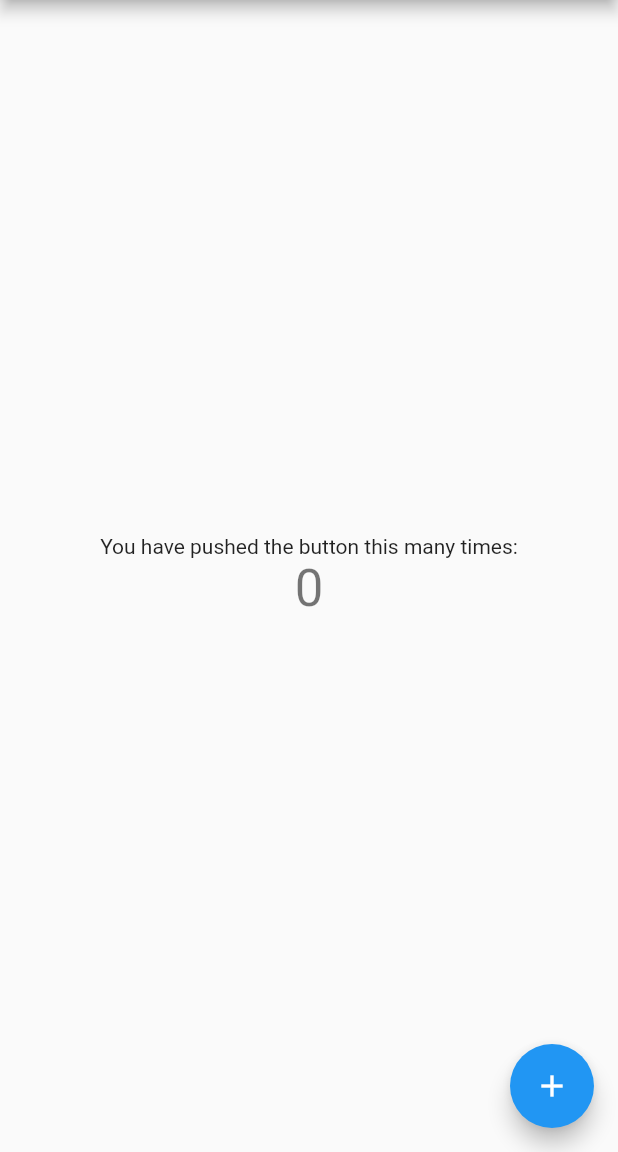
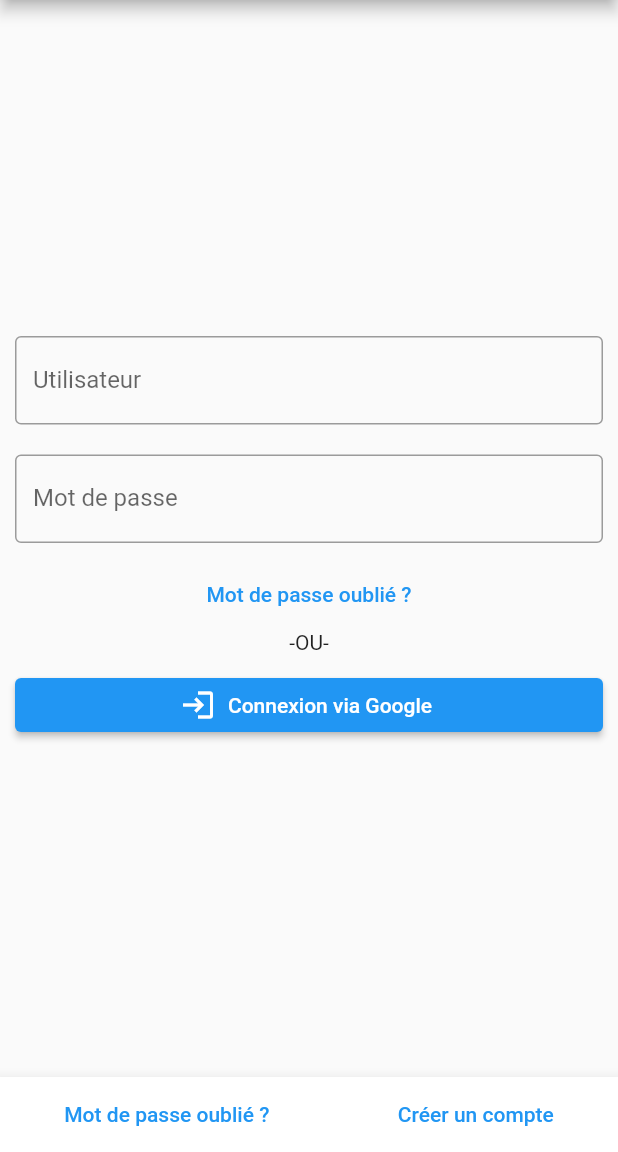
Before and after one commit to FlavianMagrit/Mautus, a Flutter app: the screen it shows after launch, on a phone screen of 412 x 824 dp, the part 84-1236 px from its top. Run offline on Flutter 3.47's test engine with Material 2 defaults, Android fonts, the light colour scheme and no system bars.

Commit message:
feat: loginPage

```diff
--- a/lib/ui/screens/login/login_page.dart
+++ b/lib/ui/screens/login/login_page.dart
@@ -1,6 +1,8 @@
-
 import 'package:flutter/cupertino.dart';
 import 'package:flutter/material.dart';
+
+import '../../widgets/custom_button.dart';
+import '../../widgets/custom_input.dart';
 
 class LoginPage extends StatefulWidget {
   const LoginPage({Key? key, required this.title}) : super(key: key);
@@ -12,39 +14,60 @@ class LoginPage extends StatefulWidget {
 }
 
 class _LoginPageState extends State<LoginPage> {
-  int _counter = 0;
-
-  void _incrementCounter() {
-    setState(() {
-      _counter++;
-    });
-  }
-
   @override
   Widget build(BuildContext context) {
     return Scaffold(
       appBar: AppBar(
         title: Text(widget.title),
       ),
-      body: Center(
-        child: Column(
-          mainAxisAlignment: MainAxisAlignment.center,
+      body: Column(mainAxisAlignment: MainAxisAlignment.center, children: [
+        Column(
           children: <Widget>[
-            const Text(
-              'You have pushed the button this many times:',
+            CustomInput(inputLabel: 'Utilisateur'),
+            CustomInput(
+              inputLabel: 'Mot de passe',
             ),
-            Text(
-              '$_counter',
-              style: Theme.of(context).textTheme.headline4,
+            TextButton(
+              onPressed: () {
+                //forgot password screen
+              },
+              child: const Text(
+                'Mot de passe oublié ?',
+              ),
+            ),
+            const Text('-OU-'),
+            CustomButton(
+              buttonText: 'Connexion via Google',
             ),
           ],
         ),
+      ]),
+      bottomNavigationBar: BottomAppBar(
+        child: SizedBox(
+          height: 50,
+          child: Row(
+            mainAxisAlignment: MainAxisAlignment.spaceAround,
+            children: <Widget>[
+              TextButton(
+                onPressed: () {
+                  //forgot password screen
+                },
+                child: const Text(
+                  'Mot de passe oublié ?',
+                ),
+              ),
+              TextButton(
+                onPressed: () {
+                  //forgot password screen
+                },
+                child: const Text(
+                  'Créer un compte',
+                ),
+              ),
+            ],
+          ),
+        ),
       ),
-      floatingActionButton: FloatingActionButton(
-        onPressed: _incrementCounter,
-        tooltip: 'Increment',
-        child: const Icon(Icons.add),
-      ), // This trailing comma makes auto-formatting nicer for build methods.
     );
   }
 }
```
Also changed, not shown: 1 other file.
